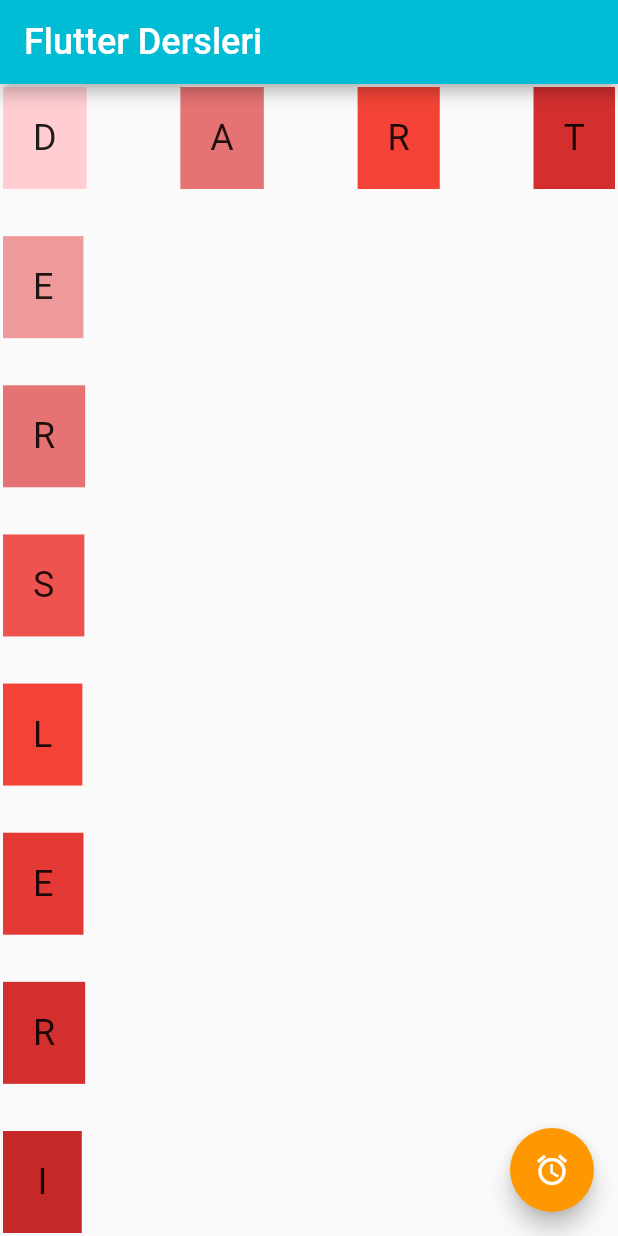
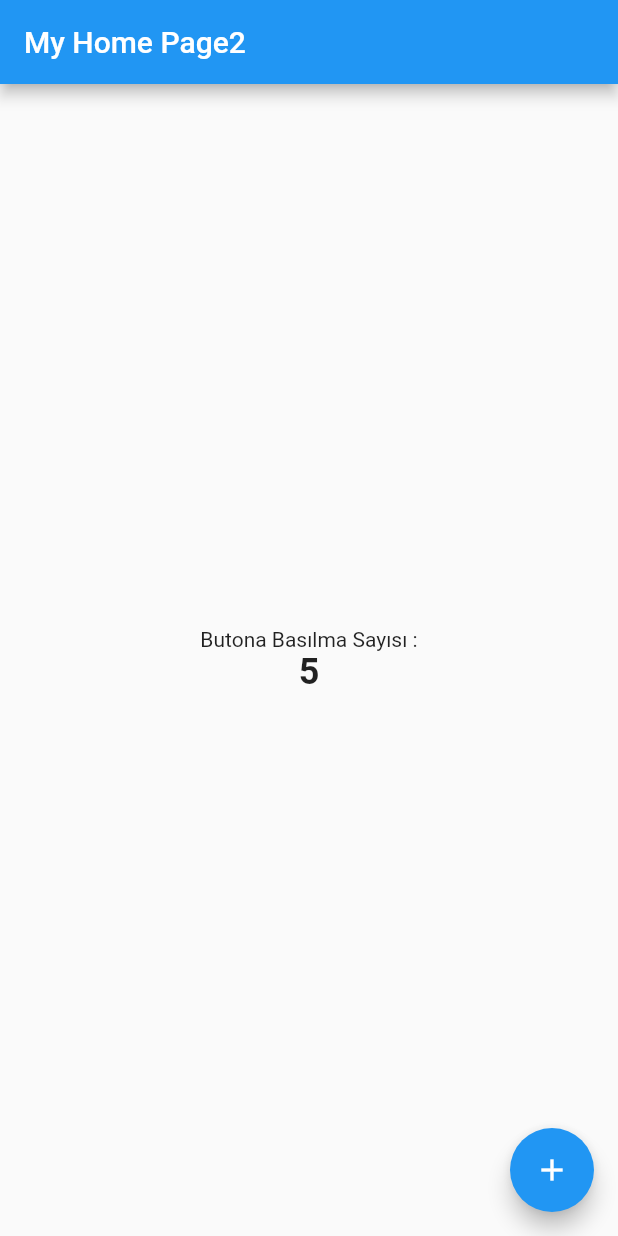
Before and after one commit to emrealtunbilek/flutter_dersleri, a Flutter app: the screen it shows after launch, on a phone screen of 412 x 824 dp. Run offline on Flutter 3.47's test engine with Material 2 defaults, Android fonts, the phone set to English and light mode, and no system bars.

```diff
--- a/lib/main.dart
+++ b/lib/main.dart
@@ -1,4 +1,45 @@
-import 'ui/my_app.dart';
 import 'package:flutter/material.dart';
 
-void main()  => runApp(MyApp());
+void main() {
+  runApp(MyApp());
+}
+
+class MyApp extends StatelessWidget {
+  @override
+  Widget build(BuildContext context) {
+    return MaterialApp(
+      theme: ThemeData(
+        primarySwatch: Colors.blue,
+      ),
+      title: "MaterialApp Title",
+      home: MyHomePage(title: "My Home Page2",),
+    );
+  }
+}
+
+class MyHomePage extends StatelessWidget {
+
+  final String title;
+
+  MyHomePage({this.title});
+
+  @override
+  Widget build(BuildContext context) {
+    // TODO: implement build
+    return Scaffold(
+      appBar: AppBar(
+        title: Text(title),
+      ),
+      floatingActionButton: FloatingActionButton(onPressed: (){},child: Icon(Icons.add),),
+      body: Center(
+        child: Column(
+          mainAxisAlignment: MainAxisAlignment.center,
+          children: <Widget>[
+            Text("Butona Basılma Sayısı :"),
+            Text("5",style: TextStyle(fontSize: 24, fontWeight: FontWeight.bold),)
+          ],
+        ),
+      ),
+    );
+  }
+}
```
